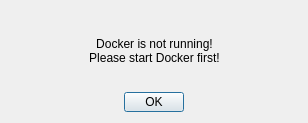
First picture: the form in launcher/resources/popup.ui, repository PaulCCCCCCH/Robustar_implementation, before the edit.
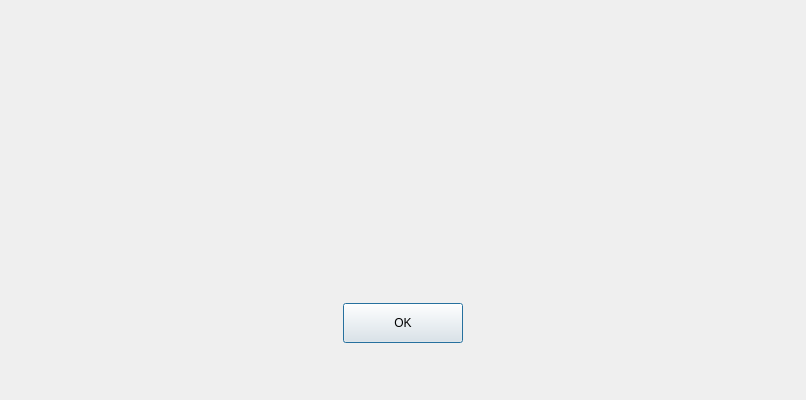
Second picture: the form after the edit.

Commit message: Add prompt in popup window about network failure #107

The edit to the form file:
```diff
--- a/launcher/resources/popup.ui
+++ b/launcher/resources/popup.ui
@@ -6,20 +6,26 @@
    <rect>
     <x>0</x>
     <y>0</y>
-    <width>308</width>
-    <height>123</height>
+    <width>806</width>
+    <height>400</height>
    </rect>
   </property>
   <property name="sizePolicy">
-   <sizepolicy hsizetype="Minimum" vsizetype="Minimum">
+   <sizepolicy hsizetype="Fixed" vsizetype="Fixed">
     <horstretch>0</horstretch>
     <verstretch>0</verstretch>
    </sizepolicy>
   </property>
   <property name="minimumSize">
    <size>
-    <width>300</width>
-    <height>100</height>
+    <width>308</width>
+    <height>123</height>
+   </size>
+  </property>
+  <property name="maximumSize">
+   <size>
+    <width>1000</width>
+    <height>1000</height>
    </size>
   </property>
   <property name="windowTitle">
@@ -27,80 +33,49 @@
   </property>
   <layout class="QGridLayout" name="gridLayout">
    <item row="1" column="0">
-    <layout class="QVBoxLayout" name="verticalLayout" stretch="0,0,0">
+    <layout class="QVBoxLayout" name="verticalLayout" stretch="2,1">
      <property name="topMargin">
       <number>0</number>
      </property>
      <property name="bottomMargin">
       <number>0</number>
      </property>
-     <item>
-      <spacer name="verticalSpacer">
-       <property name="orientation">
-        <enum>Qt::Vertical</enum>
-       </property>
-       <property name="sizeType">
-        <enum>QSizePolicy::Minimum</enum>
-       </property>
-       <property name="sizeHint" stdset="0">
-        <size>
-         <width>20</width>
-         <height>5</height>
-        </size>
-       </property>
-      </spacer>
-     </item>
      <item>
       <layout class="QHBoxLayout" name="horizontalLayout">
        <item>
-        <spacer name="horizontalSpacer">
-         <property name="orientation">
-          <enum>Qt::Horizontal</enum>
-         </property>
-         <property name="sizeHint" stdset="0">
-          <size>
-           <width>40</width>
-           <height>20</height>
-          </size>
-         </property>
-        </spacer>
-       </item>
-       <item>
-        <widget class="QLabel" name="label">
+        <widget class="QLabel" name="warningLabel">
          <property name="sizePolicy">
-          <sizepolicy hsizetype="Preferred" vsizetype="Minimum">
+          <sizepolicy hsizetype="Fixed" vsizetype="Fixed">
            <horstretch>0</horstretch>
            <verstretch>0</verstretch>
           </sizepolicy>
          </property>
          <property name="minimumSize">
           <size>
-           <width>0</width>
-           <height>26</height>
+           <width>776</width>
+           <height>240</height>
           </size>
          </property>
+         <property name="maximumSize">
+          <size>
+           <width>776</width>
+           <height>240</height>
+          </size>
+         </property>
+         <property name="font">
+          <font>
+           <family>Arial</family>
+           <pointsize>16</pointsize>
+          </font>
+         </property>
          <property name="text">
-          <string>Docker is not running!
-Please start Docker first!</string>
+          <string/>
          </property>
          <property name="alignment">
           <set>Qt::AlignCenter</set>
          </property>
         </widget>
        </item>
-       <item>
-        <spacer name="horizontalSpacer_2">
-         <property name="orientation">
-          <enum>Qt::Horizontal</enum>
-         </property>
-         <property name="sizeHint" stdset="0">
-          <size>
-           <width>40</width>
-           <height>20</height>
-          </size>
-         </property>
-        </spacer>
-       </item>
       </layout>
      </item>
      <item>
@@ -128,14 +103,14 @@
          </property>
          <property name="minimumSize">
           <size>
-           <width>60</width>
-           <height>20</height>
+           <width>120</width>
+           <height>40</height>
           </size>
          </property>
          <property name="maximumSize">
           <size>
-           <width>60</width>
-           <height>20</height>
+           <width>120</width>
+           <height>40</height>
           </size>
          </property>
          <property name="text">
```
The commit also changes 2 other files.
